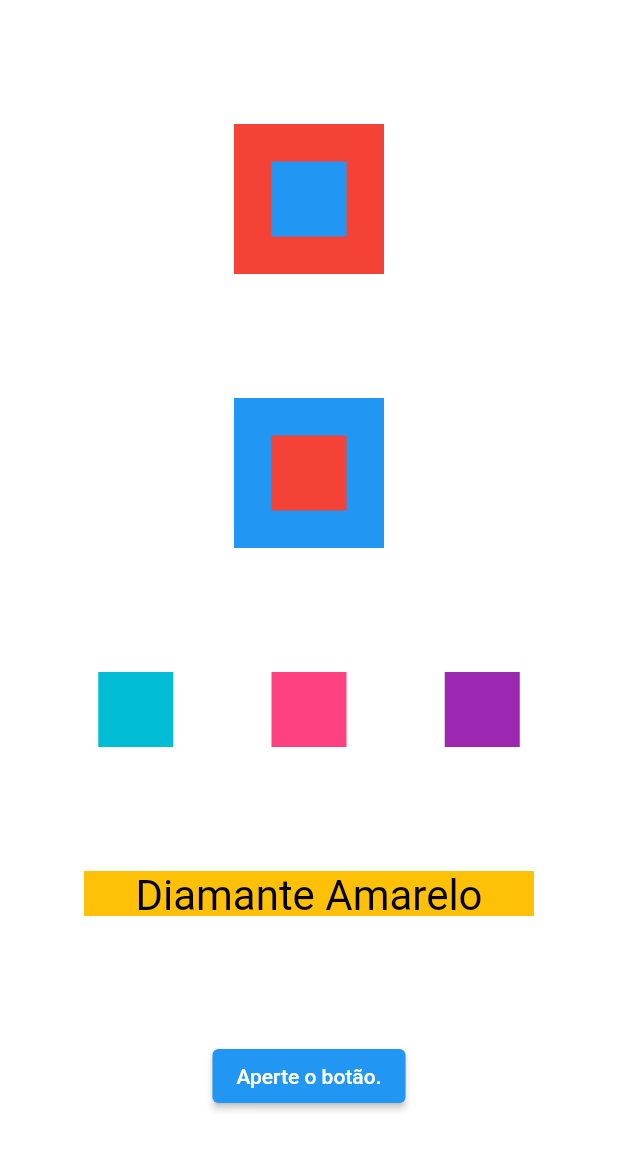
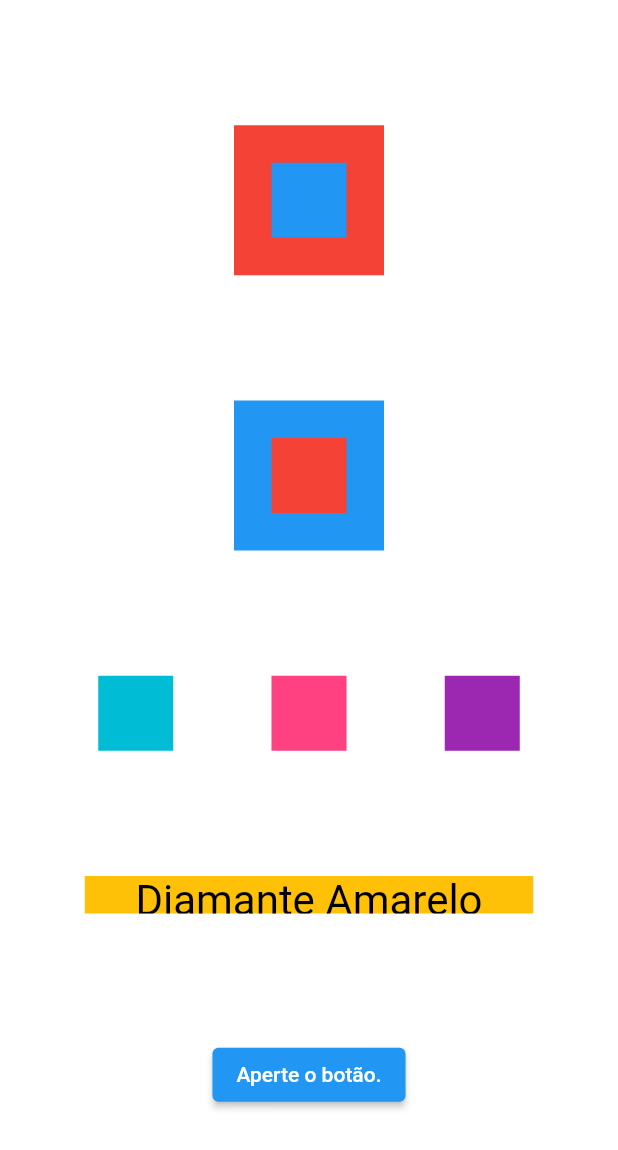
Before and after one commit to morlandini1/nosso_primeiro_projeto, a Flutter app: the MyFirstWidget widget shown alone on an empty page, opened directly, on a phone screen of 412 x 824 dp. Shown: the top 1150 px of the screen. Run offline on Flutter 3.47's test engine with Material 2 defaults, Android fonts, the phone set to English and light mode, and no system bars.

Commit message:
Projeto final

```diff
--- a/lib/screens/minha_primeira_tela.dart
+++ b/lib/screens/minha_primeira_tela.dart
@@ -66,8 +66,8 @@ class MyFirstWidget extends StatelessWidget {
               ),
               Container(
                 color: Colors.amber,
-                height: 30,
-                width: 300,
+                height: 25,
+                width: 299,
                 child: const Text(
                   'Diamante Amarelo',
                   style: TextStyle(color: Colors.black, fontSize: 28),
```
